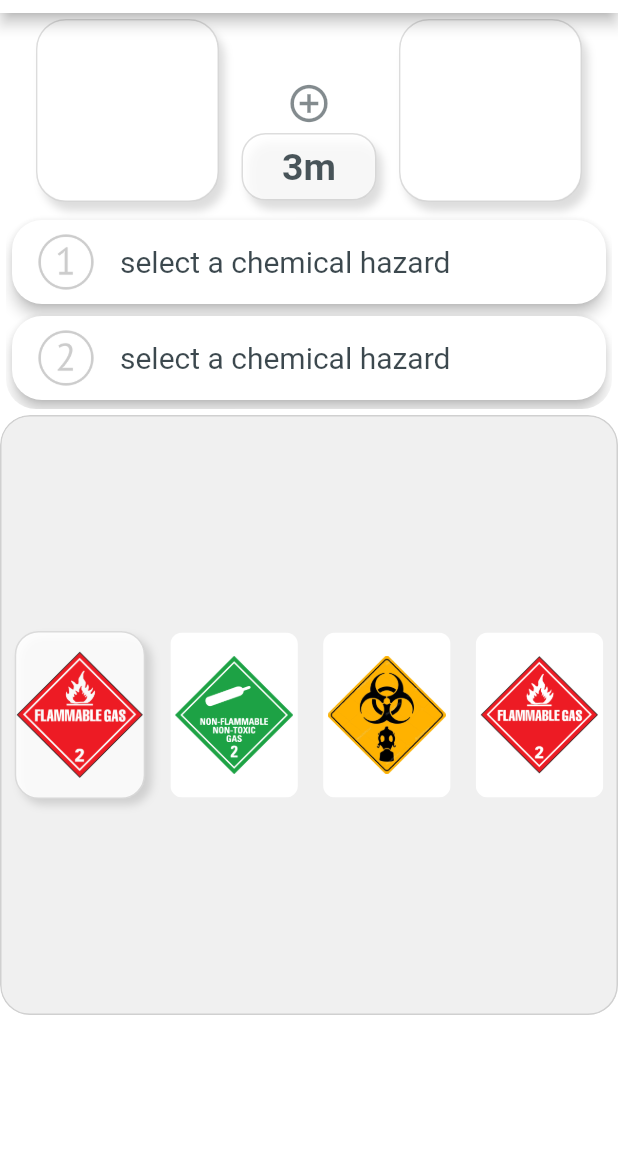
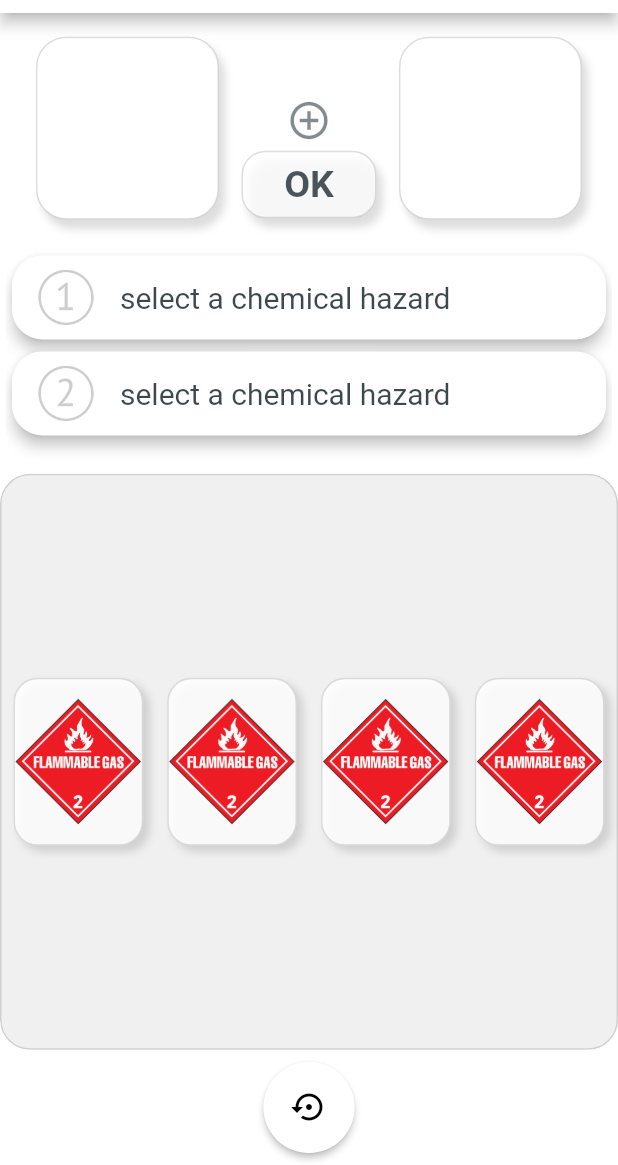
Before and after one commit to iamrasheeq/HazardSafety, a Flutter app: the screen it shows after launch, on a phone screen of 412 x 824 dp, the part 71-1236 px from its top. Run offline on Flutter 3.47's test engine with Material 2 defaults, Android fonts, the phone set to English and light mode, and no system bars.

Commit message:
adaptive UI version 1

```diff
--- a/lib/main.dart
+++ b/lib/main.dart
@@ -22,11 +22,11 @@ class MyApp extends StatelessWidget {
       appBar: AppBar(
         backwardsCompatibility: false,
         systemOverlayStyle: SystemUiOverlayStyle(
-          statusBarColor: Colors.transparent, // transparent status bar
-          systemNavigationBarColor: Colors.black, // navigation bar color
-          statusBarIconBrightness: Brightness.dark, // status bar icons' color
+          statusBarColor: Colors.black, // transparent status bar
+          //systemNavigationBarColor: Colors.white, // navigation bar color
+          statusBarIconBrightness: Brightness.light, // status bar icons' color
           systemNavigationBarIconBrightness:
-              Brightness.dark, //navigation bar icons' color
+              Brightness.light, //navigation bar icons' color
         ),
         centerTitle: true,
         //elevation: 0,
@@ -73,12 +73,12 @@ class _hazardBodyState extends State<hazardBody> {
   }
 
   double ch_hi_li = 110;
-  double ch_wi_li = 85;
+  //double ch_wi_li = 85;
   var hazardPic01 = "images/blank.png";
   var hazardPic02 = "images/blank.png";
   var hazardName01 = "select a chemical hazard";
   var hazardName02 = "select a chemical hazard";
-  var dis = "3m";
+  var dis = "OK";
   var picitem01 = "images/num1.png";
   var picitem02 = "images/num2.png";
   bool selectOne = true;
@@ -86,9 +86,12 @@ class _hazardBodyState extends State<hazardBody> {
   Widget build(BuildContext context) {
     return Column(
       children: [
-        Container(
+        Expanded(
+          flex: 4,
+          child: Container(
             //decoration:
-          height: 130,
+            //height: 130,
+
             width: double.infinity,
             color: Color(0xFFFFFFFF),
             child: Row(
@@ -195,12 +198,15 @@ class _hazardBodyState extends State<hazardBody> {
               ],
             ),
           ),
-        Padding(
+        ),
+        Expanded(
+          flex: 4,
+          child: Padding(
             padding: const EdgeInsets.all(4.0),
             child: ClipRRect(
               borderRadius: BorderRadius.circular(20.0),
               child: Container(
-              height: 130,
+                //height: 130,
                 width: double.infinity,
                 //color: Color(0x63DCE7EC),
                 child: Column(
@@ -260,10 +266,13 @@ class _hazardBodyState extends State<hazardBody> {
               ),
             ),
           ),
-        ClipRRect(
+        ),
+        Expanded(
+          flex: 10,
+          child: ClipRRect(
             borderRadius: BorderRadius.circular(20.0),
             child: Container(
-            height: 400,
+              //height: 400,
               width: double.infinity,
               //color: Color(0xFFF0F0F0),
               decoration: BoxDecoration(
@@ -285,7 +294,8 @@ class _hazardBodyState extends State<hazardBody> {
                     Row(
                       mainAxisAlignment: MainAxisAlignment.spaceEvenly,
                       children: [
-                      TextButton(
+                        Expanded(
+                          child: TextButton(
                             onPressed: () {
                               setState(() {
                                 if (selectOne) {
@@ -314,53 +324,117 @@ class _hazardBodyState extends State<hazardBody> {
                               child: Container(
                                 //padding: EdgeInsets.all(2),
                                 height: ch_hi_li,
-                            width: ch_wi_li,
+                                //width: ch_wi_li,
                                 child: Image.asset('images/fg_r.png'),
                               ),
                             ),
                           ),
-                      TextButton(
+                        ),
+                        Expanded(
+                          child: TextButton(
                             onPressed: () {
-                          print("v");
+                              setState(() {
+                                if (selectOne) {
+                                  hazardPic01 = "images/fg_r.png";
+                                  selectOne = false;
+                                } else {
+                                  hazardPic02 = "images/tg_r.png";
+                                }
+                              });
+
+                              print("1");
                             },
-                        child: ClipRRect(
-                          borderRadius: BorderRadius.circular(8.0),
                             child: Container(
-                            padding: EdgeInsets.all(3),
+                              decoration: BoxDecoration(
+                                border: Border.all(color: Color(0x22000000)),
+                                color: Color(0xDDFFFFFF),
+                                borderRadius: BorderRadius.circular(16),
+                                boxShadow: [
+                                  BoxShadow(
+                                    color: Color(0x22000000),
+                                    blurRadius: 4,
+                                    offset: Offset(4, 4),
+                                  ),
+                                ],
+                              ),
+                              child: Container(
+                                //padding: EdgeInsets.all(2),
                                 height: ch_hi_li,
-                            width: ch_wi_li,
-                            color: Colors.white,
-                            child: Image.asset('images/nt_r.png'),
+                                //width: ch_wi_li,
+                                child: Image.asset('images/fg_r.png'),
                               ),
                             ),
                           ),
-                      TextButton(
+                        ),
+                        Expanded(
+                          child: TextButton(
                             onPressed: () {
-                          print("v");
+                              setState(() {
+                                if (selectOne) {
+                                  hazardPic01 = "images/fg_r.png";
+                                  selectOne = false;
+                                } else {
+                                  hazardPic02 = "images/tg_r.png";
+                                }
+                              });
+
+                              print("1");
                             },
-                        child: ClipRRect(
-                          borderRadius: BorderRadius.circular(8.0),
                             child: Container(
-                            padding: EdgeInsets.all(3),
+                              decoration: BoxDecoration(
+                                border: Border.all(color: Color(0x22000000)),
+                                color: Color(0xDDFFFFFF),
+                                borderRadius: BorderRadius.circular(16),
+                                boxShadow: [
+                                  BoxShadow(
+                                    color: Color(0x22000000),
+                                    blurRadius: 4,
+                                    offset: Offset(4, 4),
+                                  ),
+                                ],
+                              ),
+                              child: Container(
+                                //padding: EdgeInsets.all(2),
                                 height: ch_hi_li,
-                            width: ch_wi_li,
-                            color: Colors.white,
-                            child: Image.asset('images/tg_r.png'),
+                                //width: ch_wi_li,
+                                child: Image.asset('images/fg_r.png'),
                               ),
                             ),
                           ),
-                      TextButton(
+                        ),
+                        Expanded(
+                          child: TextButton(
                             onPressed: () {
-                          print("v");
+                              setState(() {
+                                if (selectOne) {
+                                  hazardPic01 = "images/fg_r.png";
+                                  selectOne = false;
+                                } else {
+                                  hazardPic02 = "images/tg_r.png";
+                                }
+                              });
+
+                              print("1");
                             },
-                        child: ClipRRect(
-                          borderRadius: BorderRadius.circular(8.0),
                             child: Container(
-                            padding: EdgeInsets.all(3),
+                              decoration: BoxDecoration(
+                                border: Border.all(color: Color(0x22000000)),
+                                color: Color(0xDDFFFFFF),
+                                borderRadius: BorderRadius.circular(16),
+                                boxShadow: [
+                                  BoxShadow(
+                                    color: Color(0x22000000),
+                                    blurRadius: 4,
+                                    offset: Offset(4, 4),
+                                  ),
+                                ],
+                              ),
+                              child: Container(
+                                //padding: EdgeInsets.all(2),
                                 height: ch_hi_li,
-                            width: ch_wi_li,
-                            color: Colors.white,
+                                //width: ch_wi_li,
                                 child: Image.asset('images/fg_r.png'),
+                              ),
                             ),
                           ),
                         ),
@@ -371,42 +445,66 @@ class _hazardBodyState extends State<hazardBody> {
               ),
             ),
           ),
-        // Padding(
-        //   padding: const EdgeInsets.all(8.0),
-        //   child: Row(
-        //     mainAxisAlignment: MainAxisAlignment.spaceBetween,
-        //     children: [
-        //       ElevatedButton(
-        //         onPressed: () {
-        //           setState(() {
-        //             reset();
-        //           });
-        //         },
-        //         child: Icon(Icons.settings_backup_restore, color: Colors.white),
-        //         style: ElevatedButton.styleFrom(
-        //           shape: CircleBorder(),
-        //           padding: EdgeInsets.all(10),
-        //           primary: Colors.red[700], // <-- Button color
-        //           onPrimary: Colors.redAccent, // <-- Splash color
-        //         ),
+        ),
+        Expanded(
+          flex: 2,
+          child: Container(
+            width: double.infinity,
+            color: Colors.white,
+            child: Padding(
+              padding: const EdgeInsets.all(8.0),
+              child: ElevatedButton(
+                onPressed: () {
+                  setState(() {
+                    reset();
+                  });
+                },
+                child: Icon(Icons.settings_backup_restore, color: Colors.black),
+                style: ElevatedButton.styleFrom(
+                  //shadowColor: Colors.black,
+                  shape: CircleBorder(),
+                  //padding: EdgeInsets.all(10),
+                  primary: Colors.white, // <-- Button color
+                  onPrimary: Colors.redAccent, // <-- Splash color
+                ),
+              ),
+              // child: Row(
+              //   mainAxisAlignment: MainAxisAlignment.center,
+              //   children: [
+              //     ElevatedButton(
+              //       onPressed: () {
+              //         setState(() {
+              //           reset();
+              //         });
+              //       },
+              //       child: Icon(Icons.settings_backup_restore,
+              //           color: Colors.white),
+              //       style: ElevatedButton.styleFrom(
+              //         shape: CircleBorder(),
+              //         padding: EdgeInsets.all(10),
+              //         primary: Colors.red[700], // <-- Button color
+              //         onPrimary: Colors.redAccent, // <-- Splash color
               //       ),
-        //       ElevatedButton(
-        //         onPressed: () {
-        //           setState(() {
-        //             reset();
-        //           });
-        //         },
-        //         child: Icon(Icons.arrow_forward, color: Colors.white),
-        //         style: ElevatedButton.styleFrom(
-        //           shape: CircleBorder(),
-        //           padding: EdgeInsets.all(10),
-        //           primary: Colors.green, // <-- Button color
-        //           onPrimary: Colors.greenAccent, // <-- Splash color
-        //         ),
+              //     ),
+              //     ElevatedButton(
+              //       onPressed: () {
+              //         setState(() {
+              //           reset();
+              //         });
+              //       },
+              //       child: Icon(Icons.arrow_forward, color: Colors.white),
+              //       style: ElevatedButton.styleFrom(
+              //         shape: CircleBorder(),
+              //         padding: EdgeInsets.all(10),
+              //         primary: Colors.green, // <-- Button color
+              //         onPrimary: Colors.greenAccent, // <-- Splash color
               //       ),
-        //     ],
-        //   ),
-        // )
+              //     ),
+              //   ],
+              // ),
+            ),
+          ),
+        ),
       ],
     );
   }
```
Lines whose indentation alone changed are shown as unchanged.
